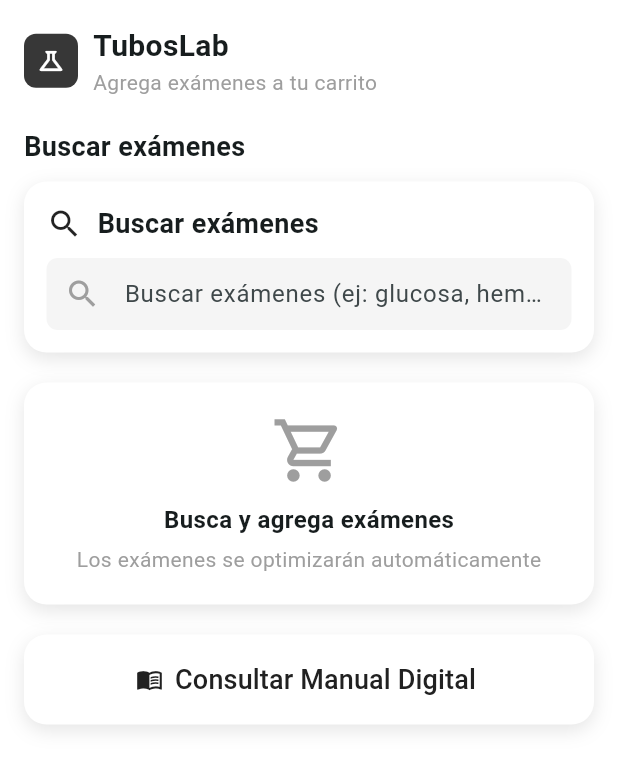
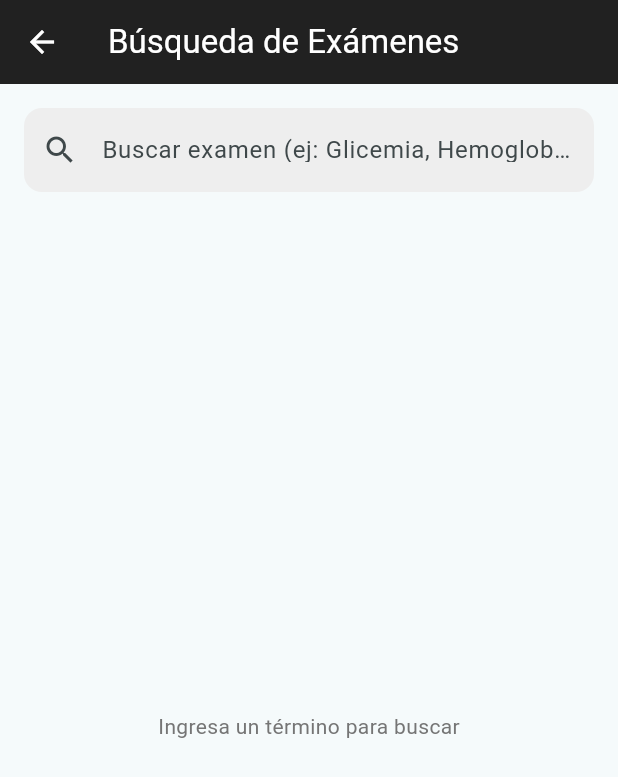
Before and after one commit to Nubedev23/TubosLab, a Flutter app: the PantallaBusqueda screen opened directly, on a phone screen of 412 x 824 dp. Shown: the top 777 px of the screen. Run offline on Flutter 3.47's test engine with Material 3 defaults, Android fonts, the phone set to English and light mode, and no system bars; our stand-ins replace cloud_firestore, firebase_core; accounts and stored records are empty; generated files the repository leaves out were written again.

Commit message:
feat: busqueda examenes y correcion de bd en firestore

```diff
--- a/lib/main.dart
+++ b/lib/main.dart
@@ -5,6 +5,7 @@
 import 'pantallas/pantalla_bienvenida.dart';
 import 'pantallas/pantalla_principal.dart';
 import 'pantallas/pantalla_placeholder.dart';
+import 'pantallas/pantalla_detalle_examen.dart';
 
 void main() async {
   WidgetsFlutterBinding.ensureInitialized();
@@ -35,6 +36,8 @@
       routes: {
         PantallaBienvenida.routeName: (context) => const PantallaBienvenida(),
         PantallaPrincipal.routeName: (context) => const PantallaPrincipal(),
+        PantallaDetalleExamen.routeName: (context) =>
+            const PantallaDetalleExamen(),
       },
     );
   }
--- a/lib/pantallas/pantalla_bienvenida.dart
+++ b/lib/pantallas/pantalla_bienvenida.dart
@@ -72,7 +72,7 @@
                   onPressed: () {
                     Navigator.of(
                       context,
-                    ).pushReplacementNamed(PantallaBienvenida.routeName);
+                    ).pushReplacementNamed(PantallaPrincipal.routeName);
                   },
                   icon: const Icon(Icons.arrow_forward, color: Colors.white),
                   label: const Text(
--- a/lib/pantallas/pantalla_busqueda.dart
+++ b/lib/pantallas/pantalla_busqueda.dart
@@ -1,157 +1,154 @@
 import 'package:flutter/material.dart';
 import '../utils/app_styles.dart';
+import '../services/firestore_service.dart';
+import '../models/examen.dart';
+import 'pantalla_detalle_examen.dart';
 
-class PantallaBusqueda extends StatelessWidget {
+class PantallaBusqueda extends StatefulWidget {
   const PantallaBusqueda({Key? key}) : super(key: key);
-  static const routeName = '/search';
+
+  static const routeName = '/busqueda';
+
+  @override
+  State<PantallaBusqueda> createState() => _PantallaBusquedaState();
+}
+
+class _PantallaBusquedaState extends State<PantallaBusqueda> {
+  final _searchController = TextEditingController();
+  final FirestoreService _firestoreService = FirestoreService();
+  String _currentQuery = '';
+
+  @override
+  void initState() {
+    super.initState();
+    // Escucha los cambios en el campo de texto para actualizar la búsqueda
+    _searchController.addListener(_onSearchChanged);
+  }
+
+  @override
+  void dispose() {
+    _searchController.removeListener(_onSearchChanged);
+    _searchController.dispose();
+    super.dispose();
+  }
+
+  void _onSearchChanged() {
+    // Solo actualiza si la consulta ha cambiado
+    if (_searchController.text.trim() != _currentQuery) {
+      setState(() {
+        _currentQuery = _searchController.text.trim();
+      });
+    }
+  }
+
+  Widget _buildExamenItem(Examen examen) {
+    return Card(
+      elevation: 2,
+      margin: const EdgeInsets.symmetric(vertical: 8.0, horizontal: 16.0),
+      shape: RoundedRectangleBorder(borderRadius: BorderRadius.circular(12)),
+      child: ListTile(
+        contentPadding: const EdgeInsets.all(12),
+        leading: const Icon(
+          Icons.science_outlined,
+          color: AppStyles.primaryDark,
+          size: 30,
+        ),
+        title: Text(
+          examen.nombre,
+          style: const TextStyle(fontWeight: FontWeight.bold, fontSize: 16),
+        ),
+        subtitle: Text(
+          'Tubo: ${examen.tubo}',
+          style: const TextStyle(color: Colors.grey),
+        ),
+        trailing: const Icon(
+          Icons.arrow_forward_ios,
+          size: 16,
+          color: Colors.grey,
+        ),
+        onTap: () {
+          // Navega a la pantalla de detalles usando el ID del documento (ej: 'glicemia')
+          Navigator.of(context).pushNamed(
+            PantallaDetalleExamen.routeName,
+            arguments: examen.id, // ID en minúsculas
+          );
+        },
+      ),
+    );
+  }
 
   @override
   Widget build(BuildContext context) {
     return Scaffold(
-      backgroundColor: Colors.white,
-      body: SafeArea(
-        child: SingleChildScrollView(
-          padding: AppStyles.padding,
-          child: Column(
-            crossAxisAlignment: CrossAxisAlignment.start,
+      appBar: AppBar(
+        title: const Text('Búsqueda de Exámenes'),
+        backgroundColor: AppStyles.primaryDark,
+        foregroundColor: Colors.white,
+        elevation: 0,
+      ),
+      body: Column(
         children: [
-              Row(
-                children: [
-                  Container(
-                    padding: const EdgeInsets.all(8),
-                    decoration: BoxDecoration(
-                      color: AppStyles.primaryDark.withOpacity(0.9),
-                      borderRadius: BorderRadius.circular(8),
+          Padding(
+            padding: const EdgeInsets.all(16.0),
+            child: TextField(
+              controller: _searchController,
+              decoration: InputDecoration(
+                labelText: 'Buscar examen (ej: Glicemia, Hemoglobina)',
+                border: OutlineInputBorder(
+                  borderRadius: BorderRadius.circular(12),
+                  borderSide: BorderSide.none,
                 ),
-                    child: const Icon(
-                      Icons.science_outlined,
-                      size: 20,
-                      color: Colors.white,
+                filled: true,
+                fillColor: Colors.grey[200],
+                prefixIcon: const Icon(Icons.search),
               ),
             ),
-                  const SizedBox(width: 10),
-                  const Column(
-                    crossAxisAlignment: CrossAxisAlignment.start,
-                    children: [
-                      Text(
-                        'TubosLab',
-                        style: TextStyle(
-                          fontSize: 20,
-                          fontWeight: FontWeight.bold,
           ),
+          Expanded(
+            // El FutureBuilder espera los resultados del servicio de búsqueda
+            child: FutureBuilder<List<Examen>>(
+              future: _firestoreService.searchExamenes(_currentQuery),
+              builder: (context, snapshot) {
+                if (_currentQuery.isEmpty) {
+                  return Center(
+                    child: Text(
+                      'Ingresa un término para buscar',
+                      style: TextStyle(color: Colors.grey[600]),
                     ),
-                      Text(
-                        'Agrega exámenes a tu carrito',
-                        style: TextStyle(fontSize: 14, color: Colors.grey),
+                  );
+                }
+
+                if (snapshot.connectionState == ConnectionState.waiting) {
+                  return const Center(child: CircularProgressIndicator());
+                }
+
+                if (snapshot.hasError) {
+                  // Muestra el error en la interfaz (útil para depuración)
+                  return Center(child: Text('Error: ${snapshot.error}'));
+                }
+
+                if (!snapshot.hasData || snapshot.data!.isEmpty) {
+                  return Center(
+                    child: Text(
+                      'No se encontraron exámenes para "$_currentQuery"',
+                      style: TextStyle(color: Colors.grey[600]),
                     ),
-                    ],
-                  ),
-                ],
-              ),
-              const SizedBox(height: 20),
-              const Text(
-                'Buscar exámenes',
-                style: TextStyle(fontSize: 18, fontWeight: FontWeight.bold),
-              ),
-              const SizedBox(height: 10),
-              Container(
-                decoration: AppStyles.cardDecoration,
-                padding: const EdgeInsets.all(15),
-                child: Column(
-                  crossAxisAlignment: CrossAxisAlignment.start,
-                  children: [
-                    Row(
-                      children: [
-                        const Icon(Icons.search, size: 24),
-                        const SizedBox(width: 10),
-                        Text(
-                          'Buscar exámenes',
-                          style: TextStyle(
-                            fontSize: 18,
-                            fontWeight: FontWeight.bold,
+                  );
+                }
+
+                // Muestra la lista de resultados
+                final examenes = snapshot.data!;
+                return ListView.builder(
+                  itemCount: examenes.length,
+                  itemBuilder: (context, index) {
+                    return _buildExamenItem(examenes[index]);
+                  },
+                );
+              },
             ),
           ),
         ],
       ),
-                    const SizedBox(height: 10),
-                    TextField(
-                      decoration: InputDecoration(
-                        hintText: 'Buscar exámenes (ej: glucosa, hemograma...)',
-                        prefixIcon: const Icon(
-                          Icons.search,
-                          color: Colors.grey,
-                        ),
-                        border: OutlineInputBorder(
-                          borderRadius: BorderRadius.circular(
-                            AppStyles.borderRadius / 2,
-                          ),
-                          borderSide: BorderSide.none,
-                        ),
-                        filled: true,
-                        fillColor: Colors.grey[100],
-                        contentPadding: const EdgeInsets.symmetric(
-                          vertical: 0,
-                          horizontal: 10,
-                        ),
-                      ),
-                    ),
-                  ],
-                ),
-              ),
-              const SizedBox(height: 20),
-              Container(
-                width: double.infinity,
-                padding: const EdgeInsets.all(20),
-                decoration: AppStyles.cardDecoration,
-                child: Column(
-                  children: [
-                    const Icon(
-                      Icons.shopping_cart_outlined,
-                      size: 50,
-                      color: Colors.grey,
-                    ),
-                    const SizedBox(height: 10),
-                    const Text(
-                      'Busca y agrega exámenes',
-                      style: TextStyle(
-                        fontSize: 16,
-                        fontWeight: FontWeight.w600,
-                      ),
-                    ),
-                    const SizedBox(height: 5),
-                    const Text(
-                      'Los exámenes se optimizarán automáticamente',
-                      style: TextStyle(fontSize: 14, color: Colors.grey),
-                    ),
-                  ],
-                ),
-              ),
-              const SizedBox(height: 20),
-              Container(
-                width: double.infinity,
-                height: 60,
-                decoration: AppStyles.cardDecoration,
-                child: TextButton.icon(
-                  onPressed: () {
-                    print('Navegar a Manual Digital');
-                  },
-                  icon: const Icon(
-                    Icons.menu_book_outlined,
-                    color: AppStyles.primaryDark,
-                  ),
-                  label: const Text(
-                    'Consultar Manual Digital',
-                    style: TextStyle(
-                      fontSize: 18,
-                      color: AppStyles.primaryDark,
-                    ),
-                  ),
-                ),
-              ),
-            ],
-          ),
-        ),
-      ),
     );
   }
 }
```
Also changed, not shown: lib/pantallas/pantalla_detalle_examen.dart (added, +156 -0 lines), lib/services/firestore_service.dart (+31 -35 lines). Lines whose indentation alone changed are shown as unchanged.
